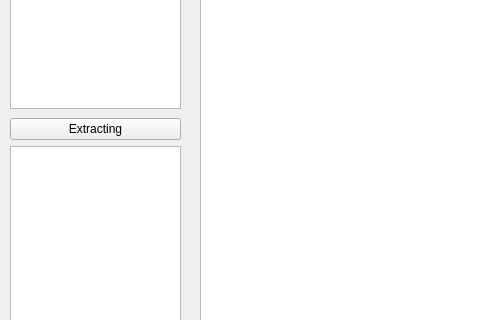
Above: strokeExtractingMainwindow.ui from liupeng89/CalligraphyEvaluationTool before the change; both pictures show x 0 to 480 and y 252 to 572 of the 1278 by 667 pixel window. Below: the same form after it.
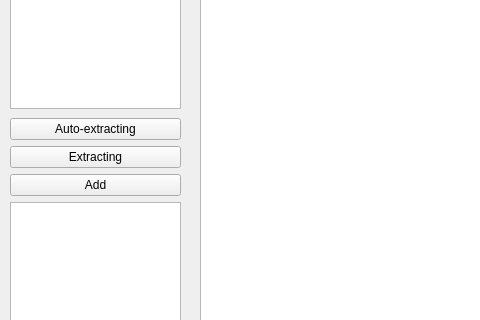
That is the form after the change.

Commit message: add stroke adding function

What changed in the file:
```diff
--- a/strokeExtractingMainwindow.ui
+++ b/strokeExtractingMainwindow.ui
@@ -89,6 +89,13 @@
      </rect>
     </property>
     <layout class="QVBoxLayout" name="verticalLayout_3">
+     <item>
+      <widget class="QPushButton" name="auto_extract_btn">
+       <property name="text">
+        <string>Auto-extracting</string>
+       </property>
+      </widget>
+     </item>
      <item>
       <widget class="QPushButton" name="extract_btn">
        <property name="text">
@@ -96,6 +103,13 @@
        </property>
       </widget>
      </item>
+     <item>
+      <widget class="QPushButton" name="add_btn">
+       <property name="text">
+        <string>Add</string>
+       </property>
+      </widget>
+     </item>
      <item>
       <widget class="QListView" name="stroke_listview"/>
      </item>
```
The commit also changes 2 other files.
